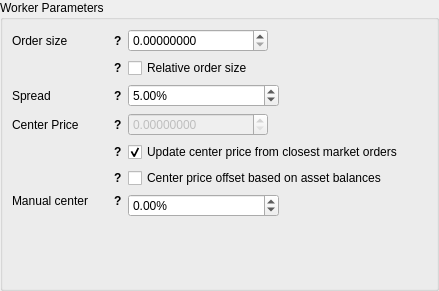
First picture: the form in dexbot/views/ui/forms/relative_orders_widget.ui, repository xeroc/stakemachine, before the edit.
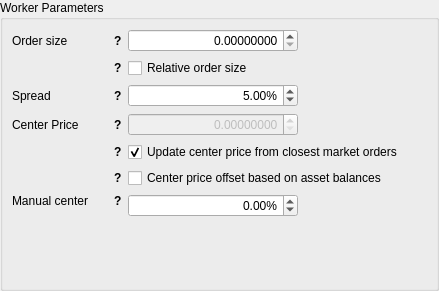
Second picture: the form after the edit.

Commit message: Change strategy ui layout

Diff of the .ui file:
```diff
--- a/dexbot/views/ui/forms/relative_orders_widget.ui
+++ b/dexbot/views/ui/forms/relative_orders_widget.ui
@@ -152,13 +152,16 @@
         </property>
         <property name="minimumSize">
          <size>
-          <width>140</width>
+          <width>170</width>
           <height>0</height>
          </size>
         </property>
         <property name="locale">
          <locale language="English" country="UnitedStates"/>
         </property>
+        <property name="alignment">
+         <set>Qt::AlignRight|Qt::AlignTrailing|Qt::AlignVCenter</set>
+        </property>
         <property name="decimals">
          <number>8</number>
         </property>
@@ -362,13 +365,16 @@
         </property>
         <property name="minimumSize">
          <size>
-          <width>140</width>
+          <width>170</width>
           <height>0</height>
          </size>
         </property>
         <property name="locale">
          <locale language="English" country="UnitedStates"/>
         </property>
+        <property name="alignment">
+         <set>Qt::AlignRight|Qt::AlignTrailing|Qt::AlignVCenter</set>
+        </property>
         <property name="accelerated">
          <bool>false</bool>
         </property>
@@ -582,13 +588,16 @@
         </property>
         <property name="minimumSize">
          <size>
-          <width>151</width>
+          <width>170</width>
           <height>0</height>
          </size>
         </property>
         <property name="locale">
          <locale language="English" country="UnitedStates"/>
         </property>
+        <property name="alignment">
+         <set>Qt::AlignRight|Qt::AlignTrailing|Qt::AlignVCenter</set>
+        </property>
         <property name="buttonSymbols">
          <enum>QAbstractSpinBox::UpDownArrows</enum>
         </property>
@@ -809,13 +818,16 @@
         </property>
         <property name="minimumSize">
          <size>
-          <width>151</width>
+          <width>170</width>
           <height>0</height>
          </size>
         </property>
         <property name="locale">
          <locale language="English" country="UnitedStates"/>
         </property>
+        <property name="alignment">
+         <set>Qt::AlignRight|Qt::AlignTrailing|Qt::AlignVCenter</set>
+        </property>
         <property name="suffix">
          <string>%</string>
         </property>
```
The commit also changes 4 other files.
